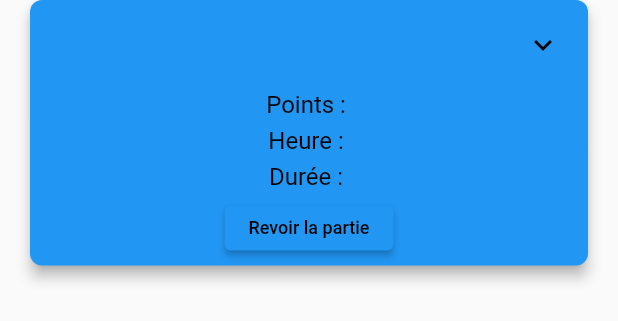
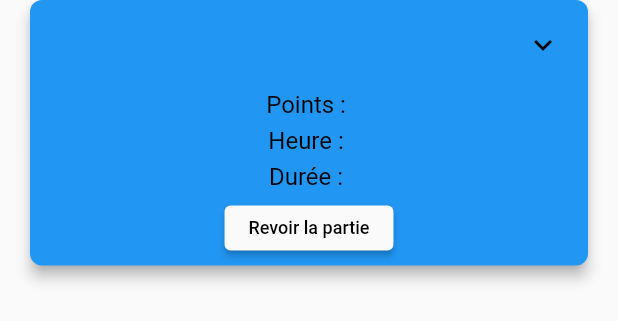
Before and after one commit to Extauren/Plaktago, a Flutter app: the GameList widget shown alone on an empty page, opened directly with empty values, after a tap on the "keyboard arrow down" icon, on a phone screen of 412 x 824 dp. Shown: the top 321 px of the screen. Run offline on Flutter 3.47's test engine with Material 2 defaults, Android fonts, the phone set to English and light mode, and no system bars; drawn by our look-alikes of expansion_tile_card; our stand-ins replace fl_chart, stop_watch_timer.

Commit message:
Remove different color for go to game button

```diff
--- a/lib/statistic/game_list.dart
+++ b/lib/statistic/game_list.dart
@@ -62,13 +62,6 @@ class _GameList extends State<GameList> {
     return Theme.of(context).colorScheme.secondary;
   }
 
-  Color getButtonColor(final String gameType) {
-    if (gameType == "Plaque") {
-      return Theme.of(context).colorScheme.secondary;
-    }
-    return Theme.of(context).colorScheme.primary;
-  }
-
   @override
   Widget build(BuildContext context) {
     return ExpansionTileCard(
@@ -111,8 +104,7 @@ class _GameList extends State<GameList> {
             margin: EdgeInsets.symmetric(vertical: 10),
             child: ElevatedButton(
                 style: ButtonStyle(
-                  backgroundColor:
-                      MaterialStatePropertyAll(getButtonColor(widget.gameType)),
+                  backgroundColor: MaterialStatePropertyAll(Colors.grey[50]!),
                 ),
                 onPressed: goToGameStats,
                 child: Text(
```
